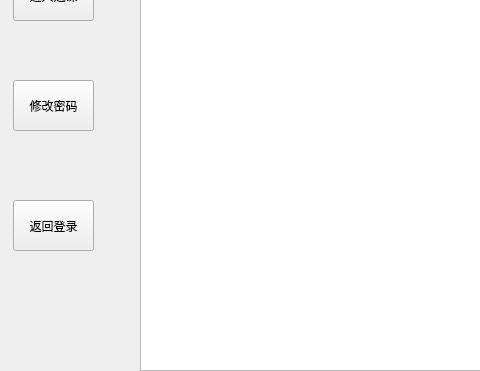
Qt form timetable.ui (breadog/Course_selection_system) before a commit; both pictures show x 0 to 480 and y 160 to 531 of the 1000 by 621 pixel window.
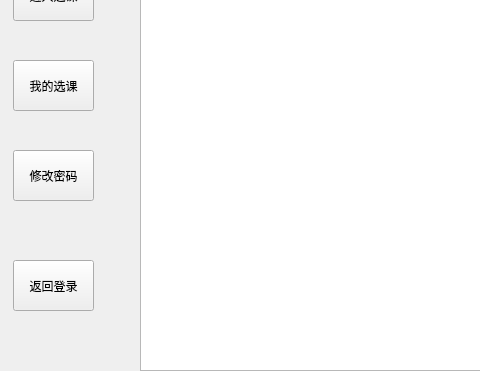
The same form after that commit.

What changed in the file:
```diff
--- a/timetable.ui
+++ b/timetable.ui
@@ -63,7 +63,7 @@
    <property name="geometry">
     <rect>
      <x>13</x>
-     <y>240</y>
+     <y>310</y>
      <width>81</width>
      <height>51</height>
     </rect>
@@ -76,7 +76,7 @@
    <property name="geometry">
     <rect>
      <x>13</x>
-     <y>360</y>
+     <y>420</y>
      <width>81</width>
      <height>51</height>
     </rect>
@@ -98,6 +98,19 @@
     <string>刷新</string>
    </property>
   </widget>
+  <widget class="QToolButton" name="mycourse">
+   <property name="geometry">
+    <rect>
+     <x>13</x>
+     <y>220</y>
+     <width>81</width>
+     <height>51</height>
+    </rect>
+   </property>
+   <property name="text">
+    <string>我的选课</string>
+   </property>
+  </widget>
  </widget>
  <resources/>
  <connections/>
```
